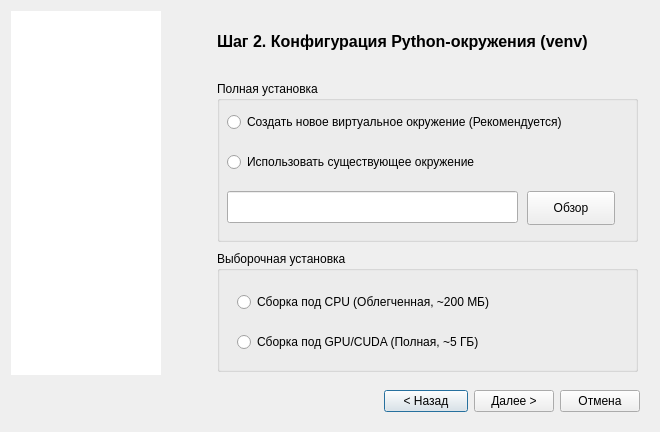
The window that start_progect.ui (Ivanos121/pyTorch-Studio) describes before a commit, drawn with Qt 5.
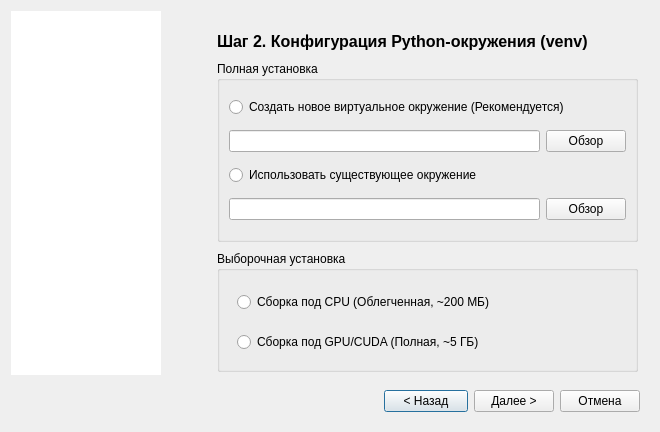
The same window after the commit. The open tabs and pages were chosen to show the change.

```diff
--- a/start_progect.ui
+++ b/start_progect.ui
@@ -183,63 +183,50 @@
        <property name="geometry">
         <rect>
          <x>50</x>
-         <y>70</y>
+         <y>50</y>
          <width>421</width>
-         <height>161</height>
+         <height>181</height>
         </rect>
        </property>
        <property name="title">
         <string>Полная установка</string>
        </property>
+       <layout class="QGridLayout" name="gridLayout_4">
+        <item row="0" column="0" colspan="2">
        <widget class="QRadioButton" name="rbCreateVenv">
-        <property name="geometry">
-         <rect>
-          <x>10</x>
-          <y>30</y>
-          <width>391</width>
-          <height>22</height>
-         </rect>
-        </property>
         <property name="text">
          <string>Создать новое виртуальное окружение (Рекомендуется)</string>
         </property>
        </widget>
+        </item>
+        <item row="1" column="0">
+         <widget class="QLineEdit" name="dir_folder_venve2"/>
+        </item>
+        <item row="1" column="1">
+         <widget class="QPushButton" name="btn_dyr2">
+          <property name="text">
+           <string>Обзор</string>
+          </property>
+         </widget>
+        </item>
+        <item row="2" column="0">
        <widget class="QRadioButton" name="rbExistingVenv">
-        <property name="geometry">
-         <rect>
-          <x>10</x>
-          <y>70</y>
-          <width>321</width>
-          <height>22</height>
-         </rect>
-        </property>
         <property name="text">
          <string>Использовать существующее окружение</string>
         </property>
        </widget>
+        </item>
+        <item row="3" column="0">
+         <widget class="QLineEdit" name="dir_folder_venve"/>
+        </item>
+        <item row="3" column="1">
        <widget class="QPushButton" name="btn_dyr">
-        <property name="geometry">
-         <rect>
-          <x>310</x>
-          <y>110</y>
-          <width>88</width>
-          <height>34</height>
-         </rect>
-        </property>
         <property name="text">
          <string>Обзор</string>
         </property>
        </widget>
-       <widget class="QLineEdit" name="dir_folder_venve">
-        <property name="geometry">
-         <rect>
-          <x>10</x>
-          <y>110</y>
-          <width>291</width>
-          <height>32</height>
-         </rect>
-        </property>
-       </widget>
+        </item>
+       </layout>
       </widget>
       <widget class="QGroupBox" name="groupBox_2">
        <property name="geometry">
```
Left out of the diff: 2 changed lines with no effect on the pictures. Lines whose indentation alone changed are shown as unchanged.
